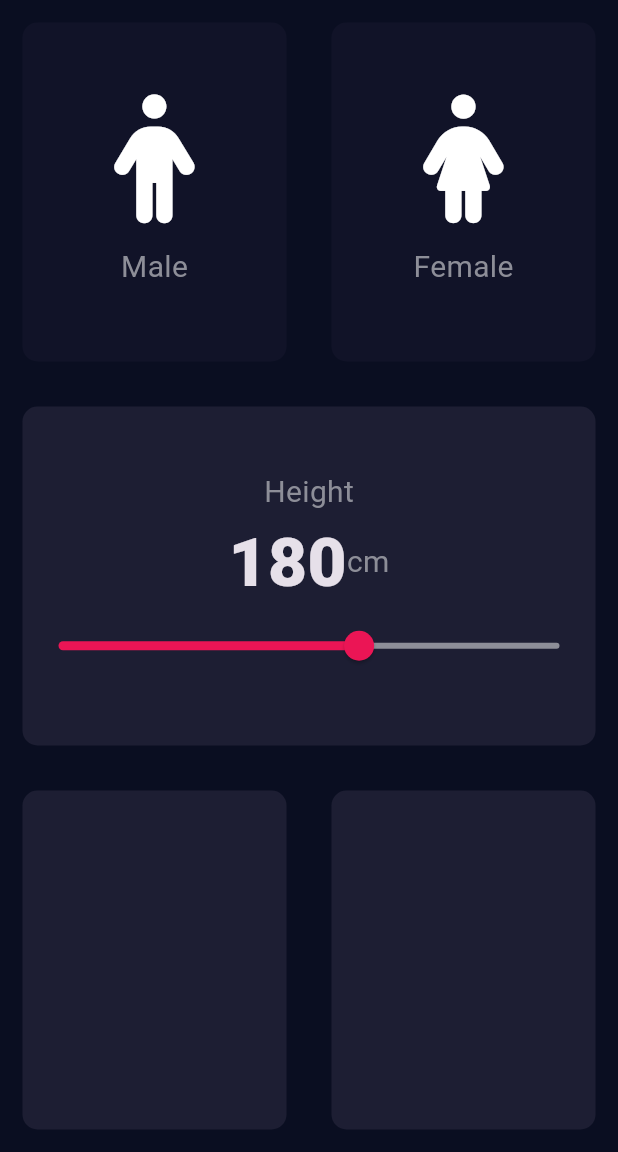
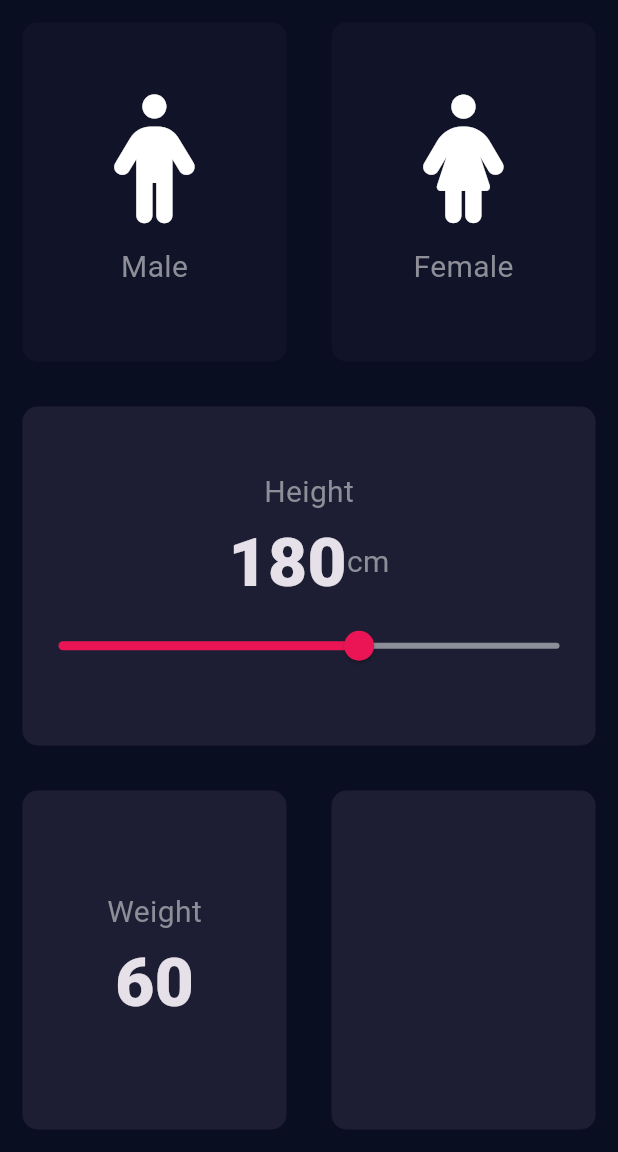
Before and after one commit to ruhma786/Github_projects, a Flutter app: the screen it shows after launch, on a phone screen of 412 x 824 dp, the part 84-1236 px from its top. Run offline on Flutter 3.47's test engine with Material 3 defaults, Android fonts, the phone set to English and light mode, and no system bars; our stand-ins replace audioplayers, csv, flutter_colorpicker, flutter_local_notifications, font_awesome_flutter, pdf and 4 more; accounts and stored records are empty.

Commit message:
vide0#14
Add text widget for wieght
https://www.youtube.com/watch?v=Lf7fWCqiS3k&list=PL9xYeVPGEGzf1bLLAe4_KUARZZW3bIVWu&index=55

```diff
--- a/bmi_calculator/lib/input.dart
+++ b/bmi_calculator/lib/input.dart
@@ -17,6 +17,7 @@ class InputPage extends StatefulWidget {
 class _InputPageState extends State<InputPage> {
   Gender? selectGender;
   int sliderHeight=180;
+  int sliderweight=60;
 
   @override
   Widget build(BuildContext context) {
@@ -106,6 +107,25 @@ class _InputPageState extends State<InputPage> {
                 Expanded(
                   child: RepeatContainerCode(
                     colors: Color(0xFF1D1E33),
+                    cardwidget: Column(
+                      mainAxisAlignment: MainAxisAlignment.center,
+                      children: <Widget>[
+                        Text(
+                          'Weight',
+                          style: kLabelstyle,
+                        ),
+                        Text(
+                          sliderweight.toString(),
+                          style: kNumberstyle,
+                        ),
+                        Row(
+                          mainAxisAlignment: MainAxisAlignment.center,
+                          children: <Widget>[
+
+                          ],
+                        ),
+                      ],
+                    ),
                   ),
                 ),
                 Expanded(
```
